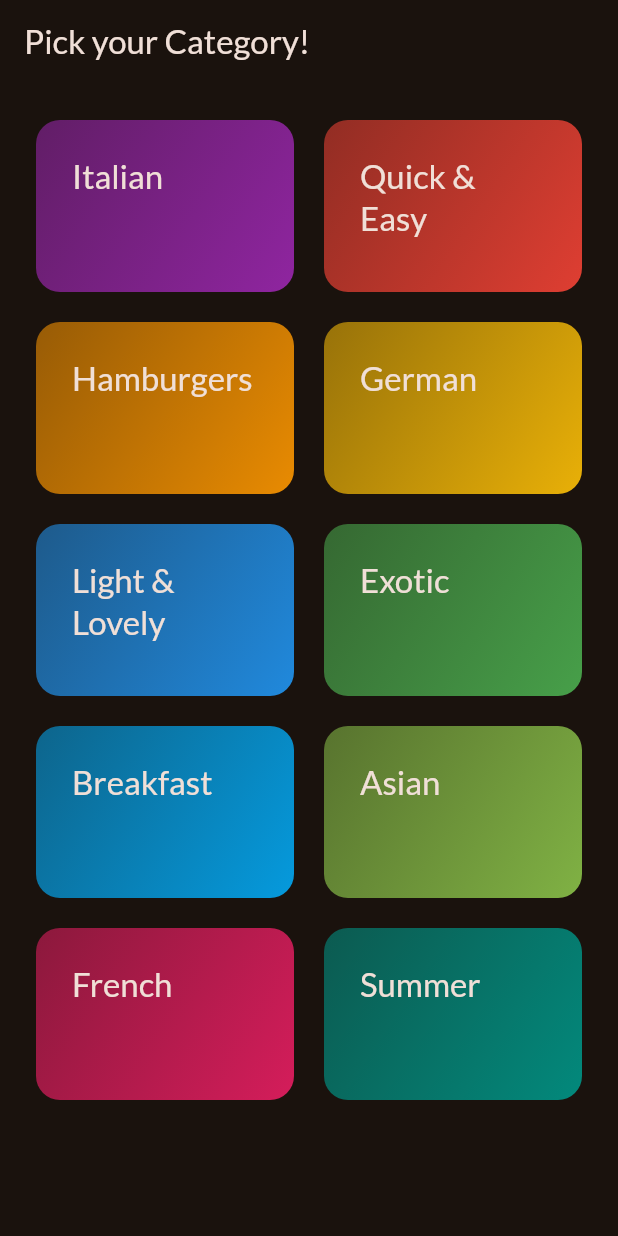
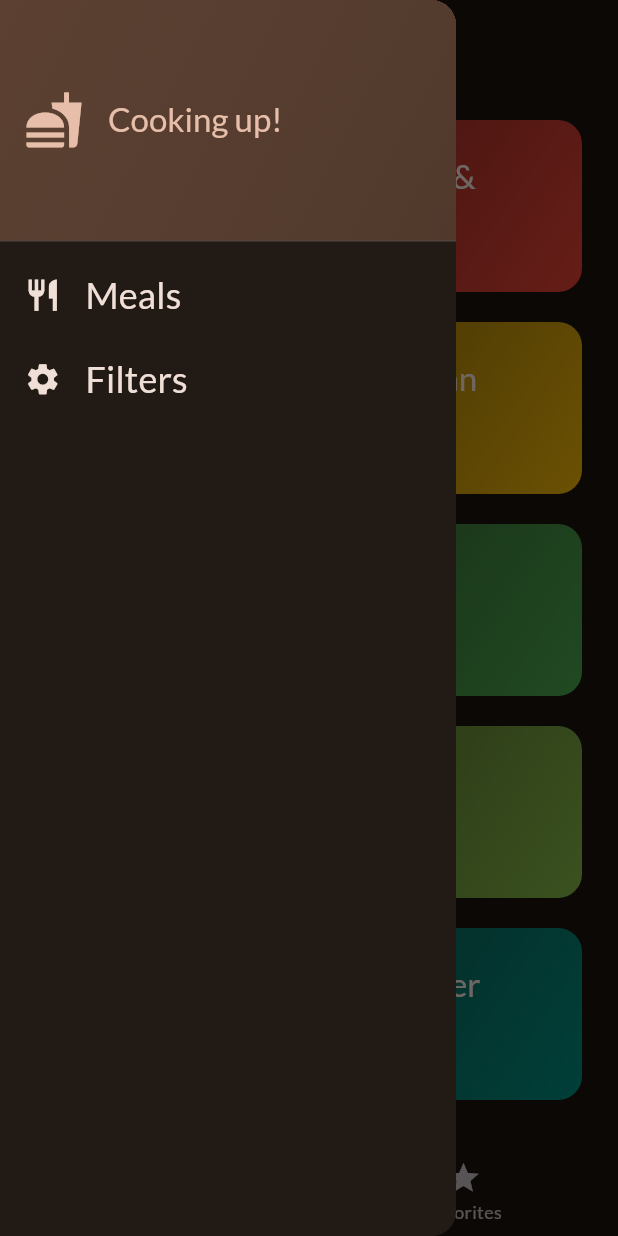
Before and after one commit to mernaislam/Meals-App, a Flutter app: the screen it shows after launch, with the side drawer open (before the commit the screen has no drawer), on a phone screen of 412 x 824 dp. Run offline on Flutter 3.47's test engine with Material 2 defaults, Android fonts, the phone set to English and light mode, and no system bars; our stand-ins replace google_fonts, transparent_image.

Commit message:
meal details and tabs

```diff
--- a/meals_app/lib/main.dart
+++ b/meals_app/lib/main.dart
@@ -1,7 +1,7 @@
 import 'package:flutter/material.dart';
 
 import 'package:google_fonts/google_fonts.dart';
-import 'package:meals_app/screen/categories_screen.dart';
+import 'package:meals_app/screen/tab_screen.dart';
 
 final theme = ThemeData(
   useMaterial3: true,
@@ -24,7 +24,7 @@ class App extends StatelessWidget {
     return MaterialApp(
       debugShowCheckedModeBanner: false,
       theme: theme,
-      home: const CategoriesScreen(),
+      home: const TabScreen(),
     );
   }
 }
--- a/meals_app/lib/screen/categories_screen.dart
+++ b/meals_app/lib/screen/categories_screen.dart
@@ -1,11 +1,14 @@
 import 'package:flutter/material.dart';
 import 'package:meals_app/data/dummy_data.dart';
 import 'package:meals_app/model/category.dart';
+import 'package:meals_app/model/meal.dart';
 import 'package:meals_app/widget/category_grid_item.dart';
 import 'package:meals_app/screen/meals_screen.dart';
 
 class CategoriesScreen extends StatelessWidget {
-  const CategoriesScreen({super.key});
+  const CategoriesScreen({super.key, required this.onToggleFavorite});
+
+  final void Function(Meal meal) onToggleFavorite;
 
   void _selectCategory(BuildContext context, Category category) {
     final filteredMeals = dummyMeals.where((meal) =>
@@ -18,6 +21,7 @@ class CategoriesScreen extends StatelessWidget {
         builder: (ctx) => MealsScreen(
           title: category.title,
           meals: filteredMeals,
+          onToggleFavorite: onToggleFavorite,
         ),
       ),
     );
@@ -25,11 +29,7 @@ class CategoriesScreen extends StatelessWidget {
 
   @override
   Widget build(BuildContext context) {
-    return Scaffold(
-      appBar: AppBar(
-        title: const Text('Pick your Category!'),
-      ),
-      body: GridView(
+    return GridView(
         padding: const EdgeInsets.all(24),
         gridDelegate: const SliverGridDelegateWithFixedCrossAxisCount(
           crossAxisCount: 2,
@@ -46,7 +46,6 @@ class CategoriesScreen extends StatelessWidget {
               },
             )
         ],
-      ),
     );
   }
 }
--- /dev/null
+++ b/meals_app/lib/screen/tab_screen.dart
@@ -0,0 +1,88 @@
+import 'package:flutter/material.dart';
+import 'package:meals_app/model/meal.dart';
+import 'package:meals_app/screen/categories_screen.dart';
+import 'package:meals_app/screen/meals_screen.dart';
+import 'package:meals_app/widget/drawer.dart';
+
+class TabScreen extends StatefulWidget {
+  const TabScreen({super.key});
+
+  @override
+  State<TabScreen> createState() {
+    return _TabScreenState();
+  }
+}
+
+class _TabScreenState extends State<TabScreen> {
+  int currentIndex = 0;
+  final List<Meal> _favoriteMeals = [];
+
+  void _showMessage(String text) {
+    ScaffoldMessenger.of(context).clearSnackBars();
+    ScaffoldMessenger.of(context).showSnackBar(SnackBar(
+      content: Text(text),
+    ));
+  }
+
+  void _toggleFavoriteMealsStatus(Meal meal) {
+    final isExist = _favoriteMeals.contains(meal);
+    if (isExist) {
+      setState(() {
+        _favoriteMeals.remove(meal);
+        _showMessage('Meal is no longer a favorite');
+      });
+    } else {
+      setState(() {
+        _favoriteMeals.add(meal);
+        _showMessage('Marked as a favorite!');
+      });
+    }
+  }
+
+  void _selectedScreen(index) {
+    setState(() {
+      currentIndex = index;
+    });
+  }
+
+  void _onSelectedDrawer(String choice){
+    if (choice == 'filters'){
+
+    } else {
+      Navigator.of(context).pop();
+    }
+  }
+
+  @override
+  Widget build(BuildContext context) {
+    Widget mainContent = CategoriesScreen(
+      onToggleFavorite: _toggleFavoriteMealsStatus,
+    );
+    String title = 'Categories';
+
+    if (currentIndex == 1) {
+      mainContent = MealsScreen(
+        meals: _favoriteMeals,
+        onToggleFavorite: _toggleFavoriteMealsStatus,
+      );
+      title = 'Your Favorites';
+    }
+
+    return Scaffold(
+      appBar: AppBar(
+        title: Text(title),
+      ),
+      drawer: MainDrawer(onSelectedDrawer: _onSelectedDrawer,),
+      body: mainContent,
+      bottomNavigationBar: BottomNavigationBar(
+        currentIndex: currentIndex,
+        onTap: _selectedScreen,
+        items: const [
+          BottomNavigationBarItem(
+              icon: Icon(Icons.category), label: 'Categories'),
+          BottomNavigationBarItem(icon: Icon(Icons.star), label: 'Favorites')
+        ],
+      ),
+    );
+  }
+}
--- /dev/null
+++ b/meals_app/lib/widget/drawer.dart
@@ -0,0 +1,84 @@
+import 'package:flutter/material.dart';
+
+class MainDrawer extends StatelessWidget {
+  const MainDrawer({super.key, required this.onSelectedDrawer});
+
+  final void Function(String) onSelectedDrawer;
+
+  @override
+  Widget build(BuildContext context) {
+    return Drawer(
+      child: Column(
+        children: [
+          DrawerHeader(
+            decoration: BoxDecoration(
+              gradient: LinearGradient(
+                colors: [
+                  Theme.of(context).colorScheme.secondaryContainer,
+                  Theme.of(context)
+                      .colorScheme
+                      .secondaryContainer
+                      .withOpacity(0.8),
+                ],
+                begin: Alignment.topLeft,
+                end: Alignment.bottomRight,
+              ),
+            ),
+            padding: const EdgeInsets.all(16),
+            child: Row(
+              children: [
+                Icon(
+                  Icons.fastfood,
+                  size: 40,
+                  color: Theme.of(context).colorScheme.secondary,
+                ),
+                const SizedBox(width: 16),
+                Text(
+                  'Cooking up!',
+                  style: Theme.of(context)
+                      .textTheme
+                      .titleLarge!
+                      .copyWith(color: Theme.of(context).colorScheme.secondary),
+                )
+              ],
+            ),
+          ),
+          ListTile(
+            leading: Icon(
+              Icons.restaurant,
+              size: 25,
+              color: Theme.of(context).colorScheme.onBackground,
+            ),
+            title: Text(
+              'Meals',
+              style: Theme.of(context).textTheme.titleSmall!.copyWith(
+                    color: Theme.of(context).colorScheme.onBackground,
+                    fontSize: 24,
+                  ),
+            ),
+            onTap: () {
+              onSelectedDrawer('meals');
+            },
+          ),
+          ListTile(
+            leading: Icon(
+              Icons.settings,
+              size: 25,
+              color: Theme.of(context).colorScheme.onBackground,
+            ),
+            title: Text(
+              'Filters',
+              style: Theme.of(context).textTheme.titleSmall!.copyWith(
+                    color: Theme.of(context).colorScheme.onBackground,
+                    fontSize: 24,
+                  ),
+            ),
+            onTap: () {
+              onSelectedDrawer('filters');
+            },
+          ),
+        ],
+      ),
+    );
+  }
+}
--- a/meals_app/pubspec.yaml
+++ b/meals_app/pubspec.yaml
@@ -37,6 +37,7 @@ dependencies:
   cupertino_icons: ^1.0.2
   uuid: ^3.0.7
   google_fonts: ^5.1.0
+  transparent_image: ^2.0.1
 
 dev_dependencies:
   flutter_test:
```
Also changed, not shown: meals_app/lib/screen/meal_details_screen.dart (added, +93 -0 lines), meals_app/lib/screen/meals_screen.dart (+34 -7 lines), meals_app/lib/widget/meal_item.dart (added, +83 -0 lines), meals_app/lib/widget/meal_item_trait.dart (added, +30 -0 lines), meals_app/pubspec.lock.
